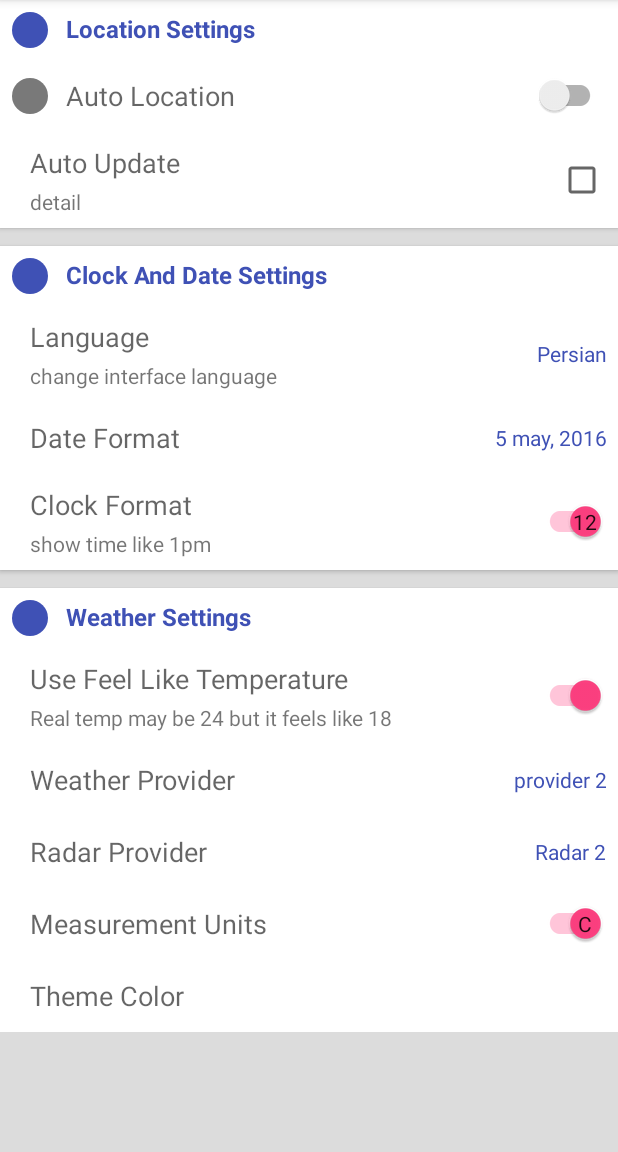
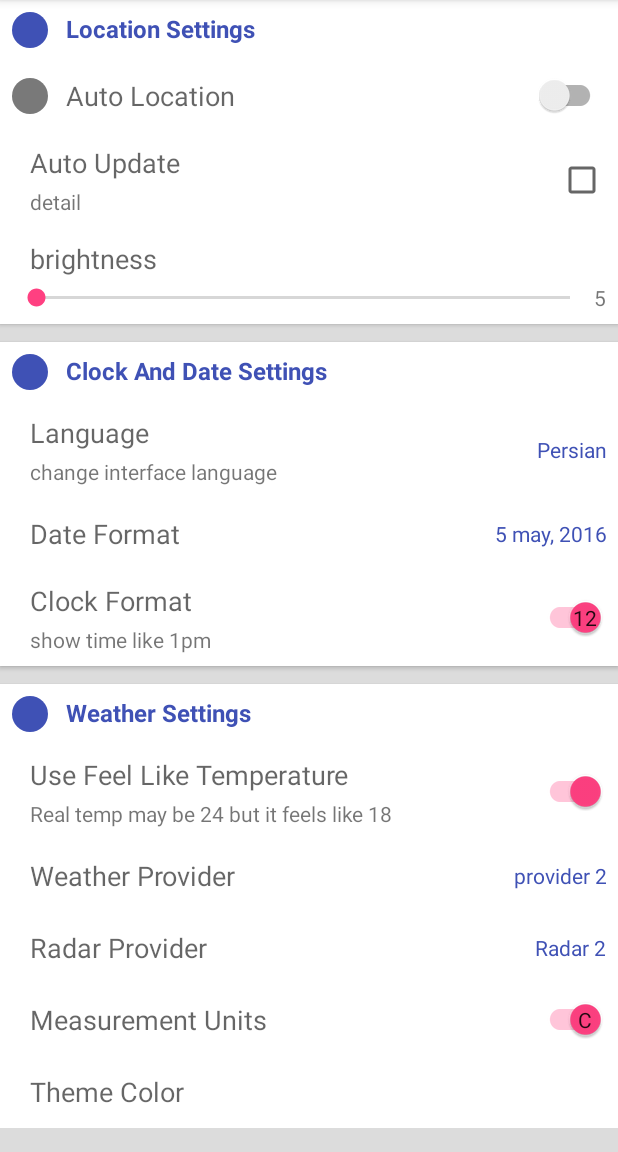
Before and after one commit to MRezaNasirloo/PreferenceZero, an Android app: the screen it shows after launch (MainActivity), on a phone screen of 412 x 824 dp, the part 84-1236 px from its top. Run offline under Robolectric (Android 15) with nearby library versions, the phone set to English and light mode, and no system bars; libraries missing offline, so code that uses them is left out: petrov.kristiyan.colorpicker.

Commit message:
Add seekbar view.

```diff
--- a/app/src/main/res/layout/activity_main.xml
+++ b/app/src/main/res/layout/activity_main.xml
@@ -43,8 +43,16 @@
                 app:ep_title="Auto Update"
                 />
 
+            <com.sixthsolution.materialpreferences.preferences.EasyPreferencesSeekBar
+                android:layout_width="match_parent"
+                android:layout_height="wrap_content"
+                app:ep_key="pref_seek_bar"
+                app:ep_title="brightness"
+                app:ep_min_value="5"
+                app:ep_max_value="15"
+                />
+
         </com.sixthsolution.materialpreferences.preferences.EasyPreferencesHeader>
-
 
         <com.sixthsolution.materialpreferences.preferences.EasyPreferencesHeader
             android:layout_width="match_parent"
--- a/material-preferences-lib/src/main/java/com/sixthsolution/materialpreferences/preferences/EasyPreference.java
+++ b/material-preferences-lib/src/main/java/com/sixthsolution/materialpreferences/preferences/EasyPreference.java
@@ -151,11 +151,11 @@ public abstract class EasyPreference<T> extends RelativeLayout
         setOnClickListener(null);
     }
 
-    @Override
+    /*@Override
     protected void onMeasure(int widthMeasureSpec, int heightMeasureSpec) {
         heightMeasureSpec = MeasureSpec.makeMeasureSpec(
                 getResources().getDimensionPixelSize(R.dimen.layout_max_height),
                 MeasureSpec.AT_MOST);
         super.onMeasure(widthMeasureSpec, heightMeasureSpec);
-    }
+    }*/
 }
--- /dev/null
+++ b/material-preferences-lib/src/main/java/com/sixthsolution/materialpreferences/preferences/EasyPreferencesSeekBar.java
@@ -0,0 +1,122 @@
+package com.sixthsolution.materialpreferences.preferences;
+
+import android.content.Context;
+import android.content.res.TypedArray;
+import android.support.v7.widget.AppCompatSeekBar;
+import android.util.AttributeSet;
+import android.widget.ImageView;
+import android.widget.SeekBar;
+import android.widget.TextView;
+
+import com.sixthsolution.materialpreferences.R;
+import com.sixthsolution.materialpreferences.preferences.lists.EasyPreferencesInteger;
+
+/**
+ * Created by mehdok on 6/8/2016.
+ */
+public class EasyPreferencesSeekBar extends EasyPreferencesInteger implements
+        SeekBar.OnSeekBarChangeListener {
+
+    private int minValue;
+    private int maxValue;
+    private boolean showValue;
+    private TextView tvValue;
+    private AppCompatSeekBar seekBar;
+    private TextView textViewTittle;
+    private TextView textViewDetail;
+    private ImageView imageViewIcon;
+
+    public EasyPreferencesSeekBar(Context context) {
+        super(context);
+        init(context, null, 0);
+    }
+
+    public EasyPreferencesSeekBar(Context context, AttributeSet attrs) {
+        super(context, attrs);
+        init(context, attrs, 0);
+    }
+
+    public EasyPreferencesSeekBar(Context context, AttributeSet attrs, int defStyleAttr) {
+        super(context, attrs, defStyleAttr);
+        init(context, attrs, defStyleAttr);
+    }
+
+    @Override
+    protected int getLayout() {
+        return R.layout.easy_preferences_seekbar;
+    }
+
+    @Override
+    protected void init(Context context, AttributeSet attrs, int defStyleAttr) {
+        inflate(context, getLayout(), this);
+
+        // Load attributes
+        final TypedArray typedArray = getContext().obtainStyledAttributes(
+                attrs, R.styleable.EasyPreference, defStyleAttr, 0);
+
+        defaultValue = typedArray.getInt(R.styleable.EasyPreference_ep_default, defaultValue);
+        minValue = typedArray.getInt(R.styleable.EasyPreference_ep_min_value, 0);
+        maxValue = typedArray.getInt(R.styleable.EasyPreference_ep_max_value, 10);
+        if (defaultValue < minValue || defaultValue > maxValue)
+            defaultValue = minValue;
+
+        showValue = typedArray.getBoolean(R.styleable.EasyPreference_ep_show_value, true);
+        typedArray.recycle();
+
+        tvValue = (TextView) findViewById(R.id.easy_seekbar_value);
+        seekBar = (AppCompatSeekBar) findViewById(R.id.easy_seekbar);
+        seekBar.setOnSeekBarChangeListener(this);
+        seekBar.setMax(maxValue - minValue);
+        textViewTittle = (TextView) findViewById(R.id.easy_tittle);
+        textViewDetail = (TextView) findViewById(R.id.easy_detail);
+        imageViewIcon = (ImageView) findViewById(R.id.easy_icon);
+
+        // show or hide icon
+        if (iconResId < 0) {
+            imageViewIcon.setVisibility(GONE);
+        } else {
+            imageViewIcon.setImageResource(iconResId);
+        }
+
+        // show or hide detail
+        if (detailTextON != null) {
+            textViewDetail.setVisibility(VISIBLE);
+            textViewDetail.setText(detailTextON);
+        } else {
+            textViewDetail.setVisibility(GONE);
+        }
+
+        if (showValue) {
+            tvValue.setVisibility(VISIBLE);
+            tvValue.setText(String.valueOf(load()));
+        } else {
+            tvValue.setVisibility(GONE);
+        }
+
+        seekBar.setProgress(load() - minValue);
+
+        // Save the default value if is not set already.
+        if (!isInEditMode()) {
+            save(load());
+        }
+    }
+
+    @Override
+    protected void onAttachedToWindow() {
+        super.onAttachedToWindow();
+        textViewTittle.setText(tittle);
+    }
+
+    @Override
+    public void onProgressChanged(SeekBar seekBar, int i, boolean b) {
+        tvValue.setText(String.valueOf(i + minValue));
+    }
+
+    @Override
+    public void onStartTrackingTouch(SeekBar seekBar) {}
+
+    @Override
+    public void onStopTrackingTouch(SeekBar seekBar) {
+        save(seekBar.getProgress() + minValue);
+    }
+}
--- /dev/null
+++ b/material-preferences-lib/src/main/java/com/sixthsolution/materialpreferences/preferences/lists/EasyPreferencesInteger.java
@@ -0,0 +1,44 @@
+package com.sixthsolution.materialpreferences.preferences.lists;
+
+import android.content.Context;
+import android.util.AttributeSet;
+import android.view.View;
+
+import com.sixthsolution.materialpreferences.preferences.EasyPreference;
+
+/**
+ * Created by mehdok on 6/8/2016.
+ */
+public abstract class EasyPreferencesInteger extends EasyPreference<Integer> {
+
+    protected Integer defaultValue = 0;
+
+    public EasyPreferencesInteger(Context context) {
+        super(context);
+    }
+
+    public EasyPreferencesInteger(Context context, AttributeSet attrs) {
+        super(context, attrs);
+    }
+
+    public EasyPreferencesInteger(Context context, AttributeSet attrs, int defStyleAttr) {
+        super(context, attrs, defStyleAttr);
+    }
+
+    protected abstract void init(Context context, AttributeSet attrs, int defStyleAttr);
+
+    @Override
+    public void onClick(View view) {
+        // this is not usable for seekbar
+    }
+
+    @Override
+    public void save(Integer pref) {
+        sharedPreferences.edit().putInt(key, pref).apply();
+    }
+
+    @Override
+    public Integer load() {
+        return sharedPreferences.getInt(key, defaultValue);
+    }
+}
--- /dev/null
+++ b/material-preferences-lib/src/main/res/layout/easy_preferences_seekbar.xml
@@ -0,0 +1,82 @@
+<?xml version="1.0" encoding="utf-8"?>
+<LinearLayout xmlns:android="http://schemas.android.com/apk/res/android"
+    android:orientation="vertical"
+    android:layout_width="match_parent"
+    android:layout_height="match_parent"
+    android:padding="@dimen/easy_padding"
+    android:minHeight="@dimen/layout_min_height"
+    >
+
+    <RelativeLayout
+        android:layout_width="match_parent"
+        android:layout_height="wrap_content"
+        android:gravity="center_vertical"
+        >
+
+        <ImageView
+            android:id="@+id/easy_icon"
+            android:layout_width="@dimen/easy_icon_size"
+            android:layout_height="@dimen/easy_icon_size"
+            android:src="@drawable/default_icon"
+            android:visibility="visible"
+            android:layout_alignParentLeft="true"
+            android:layout_alignParentStart="true"
+            />
+
+        <TextView
+            android:id="@+id/easy_tittle"
+            style="@style/TextAppearance.AppCompat.Medium"
+            android:layout_width="wrap_content"
+            android:layout_height="wrap_content"
+            android:gravity="start"
+            android:text="password status"
+            android:layout_marginLeft="12dp"
+            android:layout_marginStart="12dp"
+            android:layout_toRightOf="@+id/easy_icon"
+            android:layout_toEndOf="@+id/easy_icon"
+            />
+
+        <TextView
+            android:id="@+id/easy_detail"
+            style="@style/TextAppearance.AppCompat.Small"
+            android:layout_width="match_parent"
+            android:layout_height="wrap_content"
+            android:gravity="start"
+            android:text="detail"
+            android:visibility="visible"
+            android:layout_marginTop="@dimen/mini_margin"
+            android:layout_below="@+id/easy_tittle"
+            android:layout_alignLeft="@+id/easy_tittle"
+            android:layout_alignStart="@+id/easy_tittle"
+            />
+
+    </RelativeLayout>
+
+    <LinearLayout
+        android:layout_width="match_parent"
+        android:layout_height="wrap_content"
+        android:orientation="horizontal"
+        android:gravity="center_vertical"
+        android:layout_marginTop="@dimen/mini_margin"
+        >
+
+        <android.support.v7.widget.AppCompatSeekBar
+            android:id="@+id/easy_seekbar"
+            android:layout_width="0dp"
+            android:layout_height="wrap_content"
+            android:layout_weight="1"
+            />
+
+        <TextView
+            android:id="@+id/easy_seekbar_value"
+            style="@style/TextAppearance.AppCompat.Small"
+            android:layout_width="wrap_content"
+            android:layout_height="wrap_content"
+            android:gravity="start"
+            android:text="3"
+            android:visibility="visible"
+            />
+
+    </LinearLayout>
+
+</LinearLayout>
--- a/material-preferences-lib/src/main/res/values/attrs.xml
+++ b/material-preferences-lib/src/main/res/values/attrs.xml
@@ -16,6 +16,9 @@
         <attr name="ep_icon" format="reference"/>
         <attr name="ep_detail_on" format="string"/>
         <attr name="ep_detail_off" format="string"/>
+        <attr name="ep_min_value" format="integer"/>
+        <attr name="ep_max_value" format="integer"/>
+        <attr name="ep_show_value" format="boolean"/>
         <attr name="android:entries"/>
         <attr name="android:entryValues"/>
     </declare-styleable>
```
